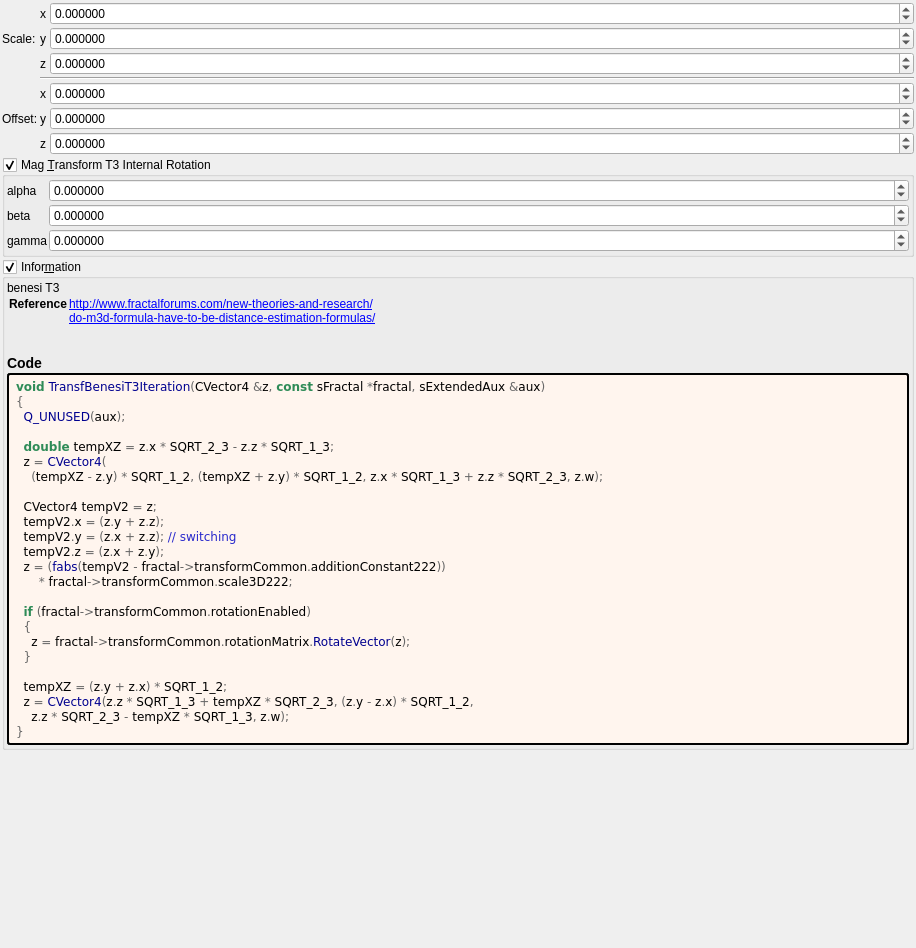
This is mandelbulber2/formula/ui/transf_benesi_t3.ui in buddhi1980/mandelbulber2 as Qt 5 draws it before an edit. The edited form follows.
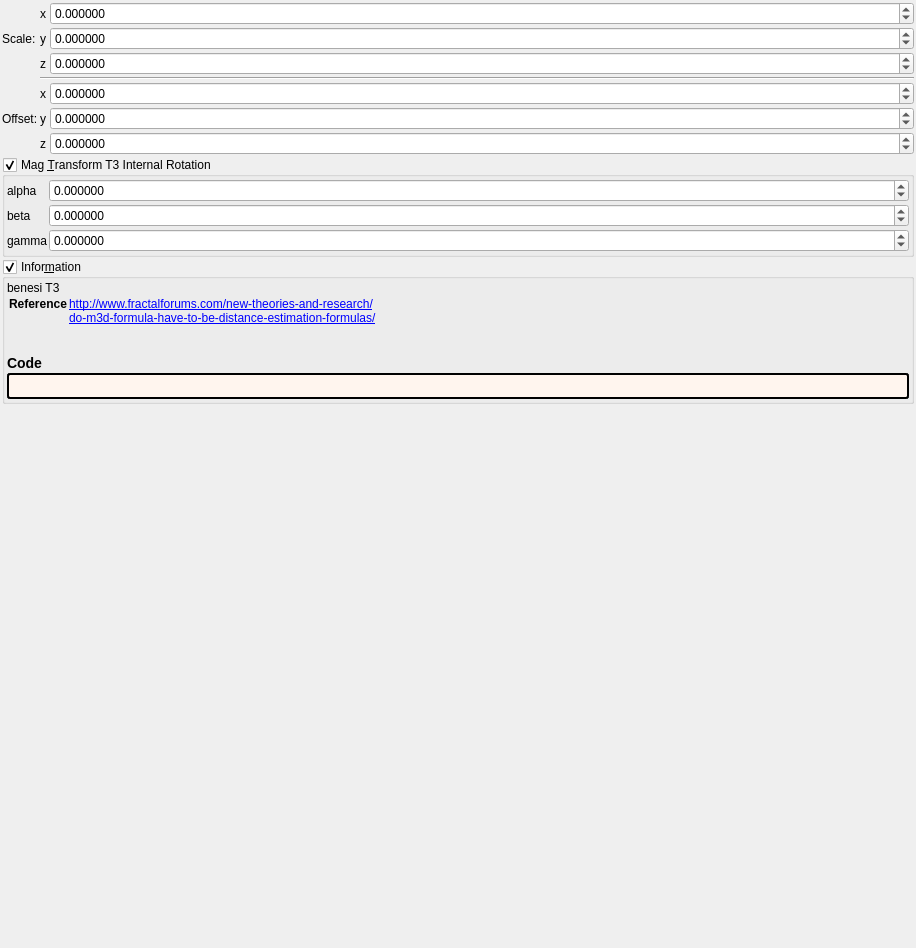
This is the edited form. Custom widgets are drawn as their Qt base class.

```diff
--- a/mandelbulber2/formula/ui/transf_benesi_t3.ui
+++ b/mandelbulber2/formula/ui/transf_benesi_t3.ui
@@ -460,33 +460,7 @@
          <string notr="true">border-style: outset; border-width: 2px; border-radius: 3px; border-color: black; background-color: #fff5ee; padding: 4px;</string>
         </property>
         <property name="text">
-         <string notr="true">&lt;body style=&quot;background-color:#fff5ee&quot;&gt;
-&lt;pre style=&quot;color:#000000; background-color:#fff5ee;  font-family:'Courier New',monospace;&quot;&gt;&lt;span style=&quot;color:#2e8b57; font-weight:bold&quot;&gt;void&lt;/span&gt; &lt;span style=&quot;color:#00008f&quot;&gt;TransfBenesiT3Iteration&lt;/span&gt;&lt;span style=&quot;color:#676767&quot;&gt;(&lt;/span&gt;CVector4 &lt;span style=&quot;color:#676767&quot;&gt;&amp;amp;&lt;/span&gt;z&lt;span style=&quot;color:#676767&quot;&gt;,&lt;/span&gt; &lt;span style=&quot;color:#2e8b57; font-weight:bold&quot;&gt;const&lt;/span&gt; sFractal &lt;span style=&quot;color:#676767&quot;&gt;*&lt;/span&gt;fractal&lt;span style=&quot;color:#676767&quot;&gt;,&lt;/span&gt; sExtendedAux &lt;span style=&quot;color:#676767&quot;&gt;&amp;amp;&lt;/span&gt;aux&lt;span style=&quot;color:#676767&quot;&gt;)&lt;/span&gt;
-&lt;span style=&quot;color:#676767&quot;&gt;{&lt;/span&gt;
-  &lt;span style=&quot;color:#00008f&quot;&gt;Q_UNUSED&lt;/span&gt;&lt;span style=&quot;color:#676767&quot;&gt;(&lt;/span&gt;aux&lt;span style=&quot;color:#676767&quot;&gt;);&lt;/span&gt;
-
-  &lt;span style=&quot;color:#2e8b57; font-weight:bold&quot;&gt;double&lt;/span&gt; tempXZ &lt;span style=&quot;color:#676767&quot;&gt;=&lt;/span&gt; z&lt;span style=&quot;color:#676767&quot;&gt;.&lt;/span&gt;x &lt;span style=&quot;color:#676767&quot;&gt;*&lt;/span&gt; SQRT_2_3 &lt;span style=&quot;color:#676767&quot;&gt;-&lt;/span&gt; z&lt;span style=&quot;color:#676767&quot;&gt;.&lt;/span&gt;z &lt;span style=&quot;color:#676767&quot;&gt;*&lt;/span&gt; SQRT_1_3&lt;span style=&quot;color:#676767&quot;&gt;;&lt;/span&gt;
-  z &lt;span style=&quot;color:#676767&quot;&gt;=&lt;/span&gt; &lt;span style=&quot;color:#00008f&quot;&gt;CVector4&lt;/span&gt;&lt;span style=&quot;color:#676767&quot;&gt;(&lt;/span&gt;
-    &lt;span style=&quot;color:#676767&quot;&gt;(&lt;/span&gt;tempXZ &lt;span style=&quot;color:#676767&quot;&gt;-&lt;/span&gt; z&lt;span style=&quot;color:#676767&quot;&gt;.&lt;/span&gt;y&lt;span style=&quot;color:#676767&quot;&gt;) *&lt;/span&gt; SQRT_1_2&lt;span style=&quot;color:#676767&quot;&gt;, (&lt;/span&gt;tempXZ &lt;span style=&quot;color:#676767&quot;&gt;+&lt;/span&gt; z&lt;span style=&quot;color:#676767&quot;&gt;.&lt;/span&gt;y&lt;span style=&quot;color:#676767&quot;&gt;) *&lt;/span&gt; SQRT_1_2&lt;span style=&quot;color:#676767&quot;&gt;,&lt;/span&gt; z&lt;span style=&quot;color:#676767&quot;&gt;.&lt;/span&gt;x &lt;span style=&quot;color:#676767&quot;&gt;*&lt;/span&gt; SQRT_1_3 &lt;span style=&quot;color:#676767&quot;&gt;+&lt;/span&gt; z&lt;span style=&quot;color:#676767&quot;&gt;.&lt;/span&gt;z &lt;span style=&quot;color:#676767&quot;&gt;*&lt;/span&gt; SQRT_2_3&lt;span style=&quot;color:#676767&quot;&gt;,&lt;/span&gt; z&lt;span style=&quot;color:#676767&quot;&gt;.&lt;/span&gt;w&lt;span style=&quot;color:#676767&quot;&gt;);&lt;/span&gt;
-
-  CVector4 tempV2 &lt;span style=&quot;color:#676767&quot;&gt;=&lt;/span&gt; z&lt;span style=&quot;color:#676767&quot;&gt;;&lt;/span&gt;
-  tempV2&lt;span style=&quot;color:#676767&quot;&gt;.&lt;/span&gt;x &lt;span style=&quot;color:#676767&quot;&gt;= (&lt;/span&gt;z&lt;span style=&quot;color:#676767&quot;&gt;.&lt;/span&gt;y &lt;span style=&quot;color:#676767&quot;&gt;+&lt;/span&gt; z&lt;span style=&quot;color:#676767&quot;&gt;.&lt;/span&gt;z&lt;span style=&quot;color:#676767&quot;&gt;);&lt;/span&gt;
-  tempV2&lt;span style=&quot;color:#676767&quot;&gt;.&lt;/span&gt;y &lt;span style=&quot;color:#676767&quot;&gt;= (&lt;/span&gt;z&lt;span style=&quot;color:#676767&quot;&gt;.&lt;/span&gt;x &lt;span style=&quot;color:#676767&quot;&gt;+&lt;/span&gt; z&lt;span style=&quot;color:#676767&quot;&gt;.&lt;/span&gt;z&lt;span style=&quot;color:#676767&quot;&gt;);&lt;/span&gt; &lt;span style=&quot;color:#2929cc&quot;&gt;// switching&lt;/span&gt;
-  tempV2&lt;span style=&quot;color:#676767&quot;&gt;.&lt;/span&gt;z &lt;span style=&quot;color:#676767&quot;&gt;= (&lt;/span&gt;z&lt;span style=&quot;color:#676767&quot;&gt;.&lt;/span&gt;x &lt;span style=&quot;color:#676767&quot;&gt;+&lt;/span&gt; z&lt;span style=&quot;color:#676767&quot;&gt;.&lt;/span&gt;y&lt;span style=&quot;color:#676767&quot;&gt;);&lt;/span&gt;
-  z &lt;span style=&quot;color:#676767&quot;&gt;= (&lt;/span&gt;&lt;span style=&quot;color:#00008f&quot;&gt;fabs&lt;/span&gt;&lt;span style=&quot;color:#676767&quot;&gt;(&lt;/span&gt;tempV2 &lt;span style=&quot;color:#676767&quot;&gt;-&lt;/span&gt; fractal&lt;span style=&quot;color:#676767&quot;&gt;-&amp;gt;&lt;/span&gt;transformCommon&lt;span style=&quot;color:#676767&quot;&gt;.&lt;/span&gt;additionConstant222&lt;span style=&quot;color:#676767&quot;&gt;))&lt;/span&gt;
-      &lt;span style=&quot;color:#676767&quot;&gt;*&lt;/span&gt; fractal&lt;span style=&quot;color:#676767&quot;&gt;-&amp;gt;&lt;/span&gt;transformCommon&lt;span style=&quot;color:#676767&quot;&gt;.&lt;/span&gt;scale3D222&lt;span style=&quot;color:#676767&quot;&gt;;&lt;/span&gt;
-
-  &lt;span style=&quot;color:#2e8b57; font-weight:bold&quot;&gt;if&lt;/span&gt; &lt;span style=&quot;color:#676767&quot;&gt;(&lt;/span&gt;fractal&lt;span style=&quot;color:#676767&quot;&gt;-&amp;gt;&lt;/span&gt;transformCommon&lt;span style=&quot;color:#676767&quot;&gt;.&lt;/span&gt;rotationEnabled&lt;span style=&quot;color:#676767&quot;&gt;)&lt;/span&gt;
-  &lt;span style=&quot;color:#676767&quot;&gt;{&lt;/span&gt;
-    z &lt;span style=&quot;color:#676767&quot;&gt;=&lt;/span&gt; fractal&lt;span style=&quot;color:#676767&quot;&gt;-&amp;gt;&lt;/span&gt;transformCommon&lt;span style=&quot;color:#676767&quot;&gt;.&lt;/span&gt;rotationMatrix&lt;span style=&quot;color:#676767&quot;&gt;.&lt;/span&gt;&lt;span style=&quot;color:#00008f&quot;&gt;RotateVector&lt;/span&gt;&lt;span style=&quot;color:#676767&quot;&gt;(&lt;/span&gt;z&lt;span style=&quot;color:#676767&quot;&gt;);&lt;/span&gt;
-  &lt;span style=&quot;color:#676767&quot;&gt;}&lt;/span&gt;
-
-  tempXZ &lt;span style=&quot;color:#676767&quot;&gt;= (&lt;/span&gt;z&lt;span style=&quot;color:#676767&quot;&gt;.&lt;/span&gt;y &lt;span style=&quot;color:#676767&quot;&gt;+&lt;/span&gt; z&lt;span style=&quot;color:#676767&quot;&gt;.&lt;/span&gt;x&lt;span style=&quot;color:#676767&quot;&gt;) *&lt;/span&gt; SQRT_1_2&lt;span style=&quot;color:#676767&quot;&gt;;&lt;/span&gt;
-  z &lt;span style=&quot;color:#676767&quot;&gt;=&lt;/span&gt; &lt;span style=&quot;color:#00008f&quot;&gt;CVector4&lt;/span&gt;&lt;span style=&quot;color:#676767&quot;&gt;(&lt;/span&gt;z&lt;span style=&quot;color:#676767&quot;&gt;.&lt;/span&gt;z &lt;span style=&quot;color:#676767&quot;&gt;*&lt;/span&gt; SQRT_1_3 &lt;span style=&quot;color:#676767&quot;&gt;+&lt;/span&gt; tempXZ &lt;span style=&quot;color:#676767&quot;&gt;*&lt;/span&gt; SQRT_2_3&lt;span style=&quot;color:#676767&quot;&gt;, (&lt;/span&gt;z&lt;span style=&quot;color:#676767&quot;&gt;.&lt;/span&gt;y &lt;span style=&quot;color:#676767&quot;&gt;-&lt;/span&gt; z&lt;span style=&quot;color:#676767&quot;&gt;.&lt;/span&gt;x&lt;span style=&quot;color:#676767&quot;&gt;) *&lt;/span&gt; SQRT_1_2&lt;span style=&quot;color:#676767&quot;&gt;,&lt;/span&gt;
-    z&lt;span style=&quot;color:#676767&quot;&gt;.&lt;/span&gt;z &lt;span style=&quot;color:#676767&quot;&gt;*&lt;/span&gt; SQRT_2_3 &lt;span style=&quot;color:#676767&quot;&gt;-&lt;/span&gt; tempXZ &lt;span style=&quot;color:#676767&quot;&gt;*&lt;/span&gt; SQRT_1_3&lt;span style=&quot;color:#676767&quot;&gt;,&lt;/span&gt; z&lt;span style=&quot;color:#676767&quot;&gt;.&lt;/span&gt;w&lt;span style=&quot;color:#676767&quot;&gt;);&lt;/span&gt;
-&lt;span style=&quot;color:#676767&quot;&gt;}&lt;/span&gt;
-&lt;/pre&gt;
-&lt;/body&gt;</string>
+         <string notr="true"></string>
         </property>
         <property name="wordWrap">
          <bool>true</bool>
```
